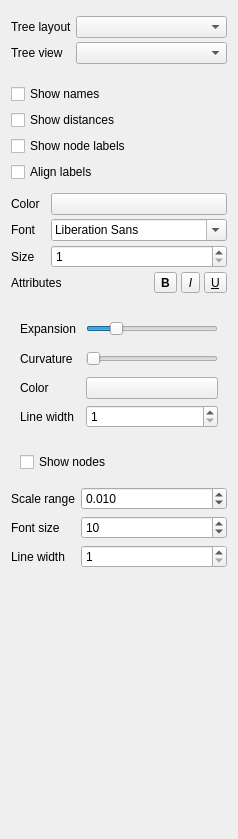
This is src/corelibs/U2View/src/ov_msa/phy_tree_tab/TreeOptionsWidget.ui in violethaze74/ugene as Qt 5 draws it before an edit. The edited form follows.
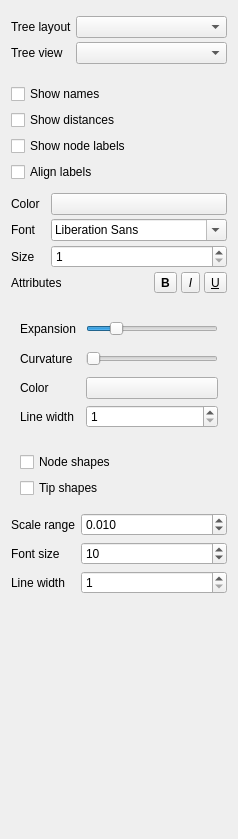
This is the edited form.

Commit message:
UGENE-7789 Support tip shapes in Tree Viewer (#1128)
* Support tip node shapes

* Tip node check GUI test

* Fix GUI tests

Patch:
```diff
--- a/src/corelibs/U2View/src/ov_msa/phy_tree_tab/TreeOptionsWidget.ui
+++ b/src/corelibs/U2View/src/ov_msa/phy_tree_tab/TreeOptionsWidget.ui
@@ -437,7 +437,14 @@
       <item>
        <widget class="QCheckBox" name="showNodeShapeCheck">
         <property name="text">
-         <string>Show nodes</string>
+         <string>Node shapes</string>
+        </property>
+       </widget>
+      </item>
+      <item>
+       <widget class="QCheckBox" name="showTipShapeCheck">
+        <property name="text">
+         <string>Tip shapes</string>
         </property>
        </widget>
       </item>
```
The commit also changes 26 other files.
